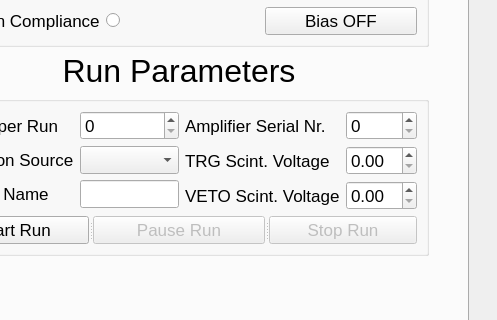
First picture: the form in gui.ui, repository ethz-aps/CCD_Setup_SW, before the edit; both pictures show x 91 to 588 and y 365 to 685 of the 1094 by 772 pixel window.
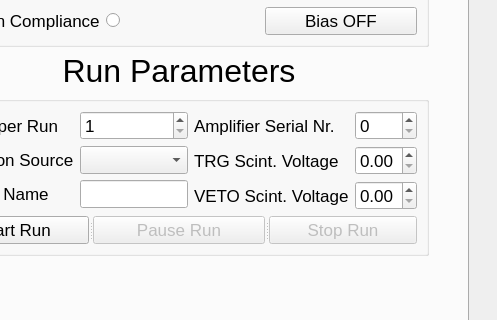
Second picture: the form after the edit. Custom widgets are drawn as their Qt base class.

Commit message: automatic filling of config values upon run start

The edit to the form file:
```diff
--- a/gui.ui
+++ b/gui.ui
@@ -446,6 +446,12 @@
                          <pointsize>13</pointsize>
                         </font>
                        </property>
+                       <property name="minimum">
+                        <number>1</number>
+                       </property>
+                       <property name="maximum">
+                        <number>2000000000</number>
+                       </property>
                       </widget>
                      </item>
                      <item row="1" column="0">
@@ -549,6 +555,12 @@
                          <pointsize>13</pointsize>
                         </font>
                        </property>
+                       <property name="maximum">
+                        <double>3.000000000000000</double>
+                       </property>
+                       <property name="singleStep">
+                        <double>0.010000000000000</double>
+                       </property>
                       </widget>
                      </item>
                      <item row="2" column="0">
@@ -570,6 +582,12 @@
                          <pointsize>13</pointsize>
                         </font>
                        </property>
+                       <property name="maximum">
+                        <double>3.000000000000000</double>
+                       </property>
+                       <property name="singleStep">
+                        <double>0.010000000000000</double>
+                       </property>
                       </widget>
                      </item>
                     </layout>
```
Left out of the diff: 2 changed lines with no effect on the pictures. The commit also changes 2 other files.
